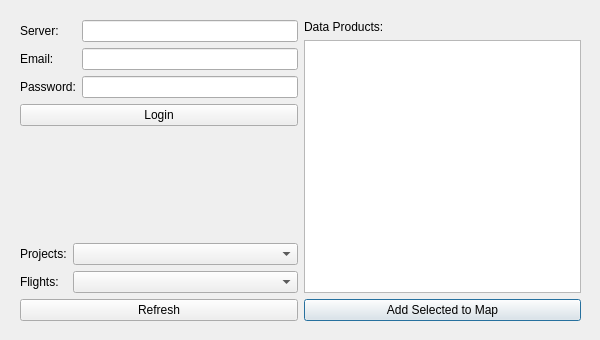
Above: d2s_browser_dialog_base.ui from gdslab/d2spy-qgis-plugin before the change. Below: the same form after it.
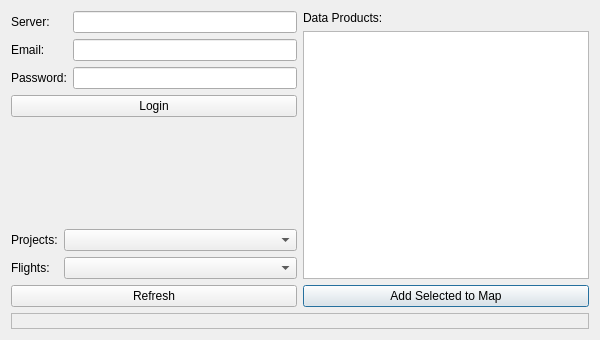
That is the form after the change.

What changed in the file:
```diff
--- a/d2s_browser_dialog_base.ui
+++ b/d2s_browser_dialog_base.ui
@@ -13,16 +13,9 @@
   <property name="windowTitle">
    <string>D2S Browser</string>
   </property>
-  <widget class="QWidget" name="">
-   <property name="geometry">
-    <rect>
-     <x>20</x>
-     <y>20</y>
-     <width>561</width>
-     <height>301</height>
-    </rect>
-   </property>
-   <layout class="QGridLayout" name="gridLayout">
+  <layout class="QVBoxLayout" name="mainVerticalLayout">
+   <item>
+    <layout class="QGridLayout" name="gridLayout">
     <item row="0" column="1" rowspan="3">
      <layout class="QVBoxLayout" name="dataProductsVerticalLayout">
       <item>
@@ -176,7 +169,27 @@
      </layout>
     </item>
    </layout>
-  </widget>
+   </item>
+   <item>
+    <widget class="QLabel" name="statusBar">
+     <property name="text">
+      <string/>
+     </property>
+     <property name="frameShape">
+      <enum>QFrame::StyledPanel</enum>
+     </property>
+     <property name="frameShadow">
+      <enum>QFrame::Sunken</enum>
+     </property>
+     <property name="minimumHeight">
+      <number>20</number>
+     </property>
+     <property name="alignment">
+      <set>Qt::AlignLeading|Qt::AlignLeft|Qt::AlignVCenter</set>
+     </property>
+    </widget>
+   </item>
+  </layout>
  </widget>
  <resources/>
  <connections/>
```
